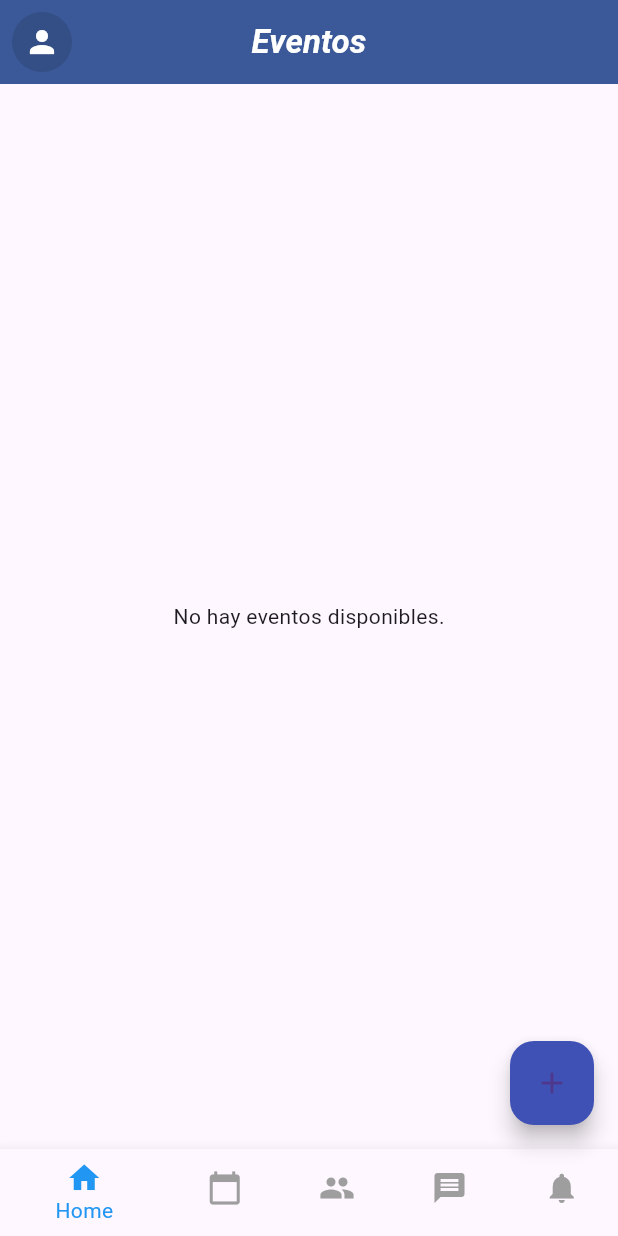
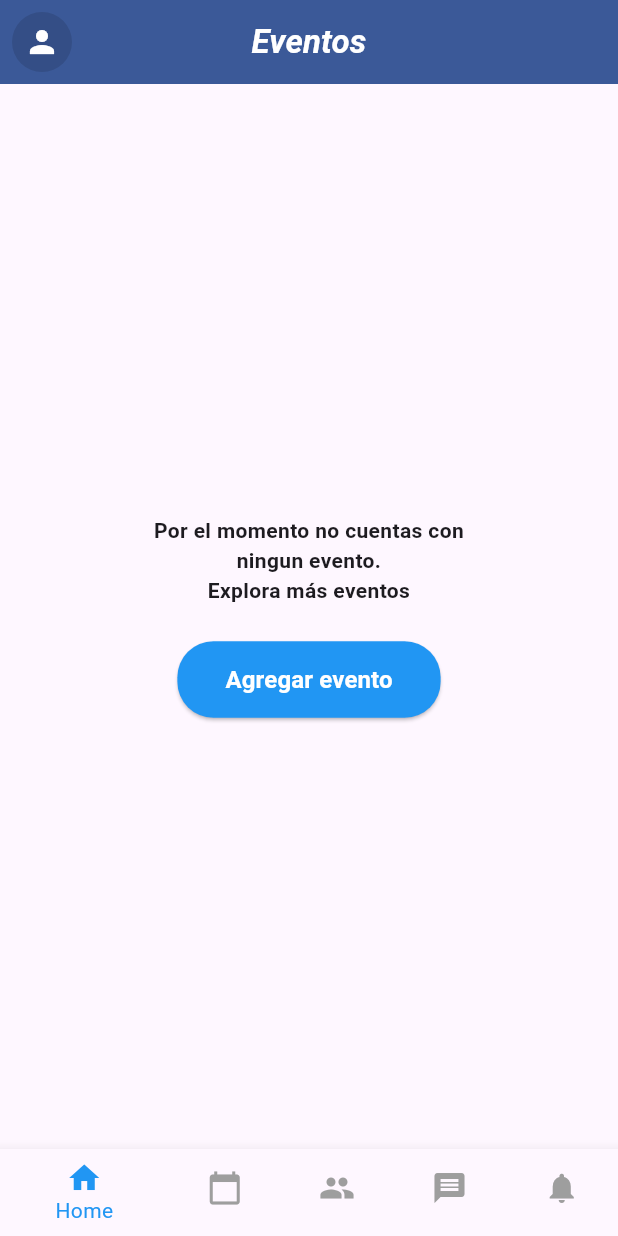
Before and after one commit to FABIANB3TANCOUR/ITEvent-supabase-, a Flutter app: the EventScreen screen opened directly, on a phone screen of 412 x 824 dp. Run offline on Flutter 3.47's test engine with Material 3 defaults, Android fonts, the phone set to English and light mode, and no system bars; our stand-ins replace shared_preferences, supabase_flutter, table_calendar; accounts and stored records are empty.

Commit message:
main corregido para sin eventos

```diff
--- a/lib/screens/admin/main.dart
+++ b/lib/screens/admin/main.dart
@@ -87,7 +87,47 @@ class _EventScreenState extends State<EventScreen> {
           isLoading
               ? const Center(child: CircularProgressIndicator())
               : eventos.isEmpty
-              ? const Center(child: Text('No hay eventos disponibles.'))
+              ? Center(
+                child: Column(
+                  mainAxisAlignment: MainAxisAlignment.center,
+                  children: [
+                    const Text(
+                      'Por el momento no cuentas con\nningun evento.\nExplora más eventos',
+                      textAlign: TextAlign.center,
+                      style: TextStyle(fontWeight: FontWeight.bold),
+                    ),
+                    const SizedBox(height: 24),
+                    ElevatedButton(
+                      onPressed: () {
+                        Navigator.push(
+                          context,
+                          MaterialPageRoute(
+                            builder: (_) => const NuevoEventoScreen(),
+                          ),
+                        );
+                      },
+                      style: ElevatedButton.styleFrom(
+                        backgroundColor: Colors.blue,
+                        shape: RoundedRectangleBorder(
+                          borderRadius: BorderRadius.circular(24),
+                        ),
+                        padding: const EdgeInsets.symmetric(
+                          horizontal: 32,
+                          vertical: 14,
+                        ),
+                      ),
+                      child: const Text(
+                        'Agregar evento',
+                        style: TextStyle(
+                          fontWeight: FontWeight.bold,
+                          fontSize: 16,
+                          color: Colors.white,
+                        ),
+                      ),
+                    ),
+                  ],
+                ),
+              )
               : RefreshIndicator(
                 onRefresh: _cargarEventos,
                 child: ListView.builder(
@@ -134,16 +174,21 @@ class _EventScreenState extends State<EventScreen> {
                   },
                 ),
               ),
-      floatingActionButton: FloatingActionButton(
+      floatingActionButton:
+          eventos.isNotEmpty
+              ? FloatingActionButton(
                 backgroundColor: Colors.indigo,
                 onPressed: () {
                   Navigator.push(
                     context,
-            MaterialPageRoute(builder: (_) => const NuevoEventoScreen()),
+                    MaterialPageRoute(
+                      builder: (_) => const NuevoEventoScreen(),
+                    ),
                   );
                 },
                 child: const Icon(Icons.add),
-      ),
+              )
+              : null,
       bottomNavigationBar: BottomNavigationBar(
         currentIndex: 0,
         selectedItemColor: Colors.blue,
```
Lines whose indentation alone changed are shown as unchanged.
